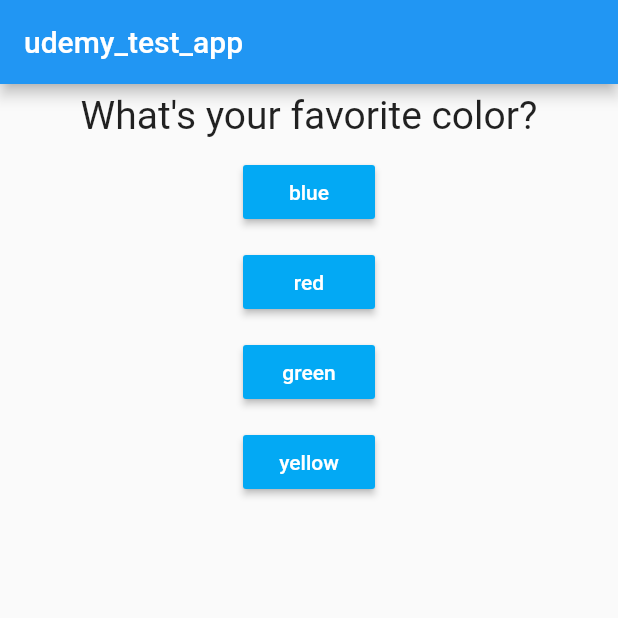
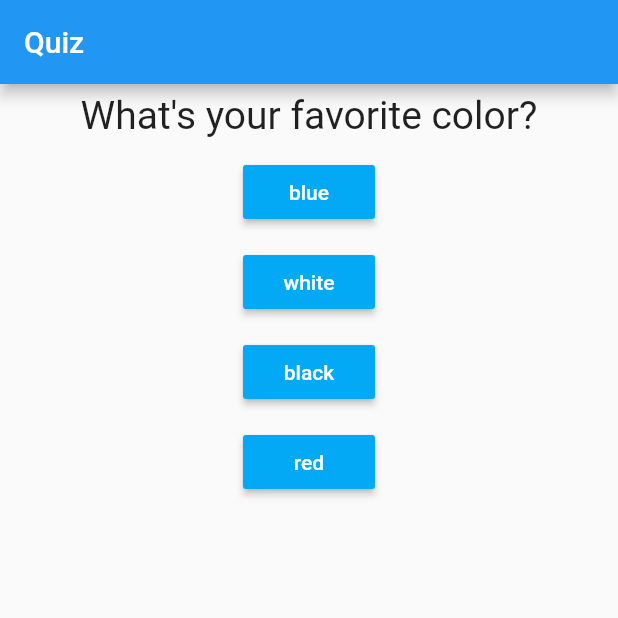
Before and after one commit to kira-on-git/udemy_test_app, a Flutter app: the screen it shows after launch, on a phone screen of 412 x 824 dp, the top half of it. Run offline on Flutter 3.47's test engine with Material 2 defaults, Android fonts, the phone set to English and light mode, and no system bars.

Commit message:
13 gettet in result.dart

```diff
--- a/lib/answer.dart
+++ b/lib/answer.dart
@@ -9,7 +9,6 @@ class Answer extends StatelessWidget {
   @override
   Widget build(BuildContext context) {
     return Container(
-      //width: double.infinity,
       margin: const EdgeInsets.only(top: 6.0, bottom: 6.0),
       // ignore: deprecated_member_use
       child: RaisedButton(
--- a/lib/main.dart
+++ b/lib/main.dart
@@ -1,5 +1,4 @@
 // ignore_for_file: deprecated_member_use
-
 import 'package:flutter/material.dart';
 import 'package:udemy_test_app/quiz.dart';
 import './quiz.dart';
@@ -17,28 +16,56 @@ class MyApp extends StatefulWidget {
 }
 
 class _MyAppState extends State<MyApp> {
-  //const MyApp({Key? key}) : super(key: key);
   final _questions = const [
     {
       'questionText': 'What\'s your favorite color?',
-      'answers': ['blue', 'red', 'green', 'yellow']
+      'answers': [
+        {'text': 'blue', 'score': 2},
+        {'text': 'white', 'score': 1},
+        {'text': 'black', 'score': 5},
+        {'text': 'red', 'score': 4}
+      ]
     },
     {
       'questionText': 'What\'s your favorite animal?',
-      'answers': ['pig', 'snake', 'lion', 'woolf']
+      'answers': [
+        {'text': 'pig', 'score': 2},
+        {'text': 'snake', 'score': 4},
+        {'text': 'lion', 'score': 3},
+        {'text': 'woolf', 'score': 1}
+      ]
     },
     {
       'questionText': 'What\'s your favorite season?',
-      'answers': ['winter', 'summer', 'autumn', 'spring']
+      'answers': [
+        {'text': 'winter', 'score': 3},
+        {'text': 'summer', 'score': 5},
+        {'text': 'autumn', 'score': 4},
+        {'text': 'spring', 'score': 2}
+      ]
     },
     {
       'questionText': 'What\'s your favorite time of day?',
-      'answers': ['morning', 'day', 'evening', 'night']
+      'answers': [
+        {'text': 'night', 'score': 5},
+        {'text': 'morning', 'score': 4},
+        {'text': 'day', 'score': 3},
+        {'text': 'evening', 'score': 2}
+      ]
     },
   ];
   var _questionIndex = 0;
+  var _totalScore = 0;
 
-  void _answerQuestion() {
+  void _resetQuiz() {
+    setState(() {
+      _questionIndex = 0;
+      _totalScore = 0;
+    });
+  }
+
+  void _answerQuestion(int score) {
+    _totalScore += score;
     setState(() {
       _questionIndex += 1;
     });
@@ -56,14 +83,14 @@ class _MyAppState extends State<MyApp> {
       debugShowCheckedModeBanner: false,
       home: Scaffold(
         appBar: AppBar(
-          title: const Text('udemy_test_app'),
+          title: const Text('Quiz'),
         ),
         body: _questionIndex < _questions.length
             ? Quiz(
                 answerQuestion: _answerQuestion,
                 questionIndex: _questionIndex,
                 questions: _questions)
-            : const Result(),
+            : Result(_totalScore),
       ),
     );
   }
--- a/lib/quiz.dart
+++ b/lib/quiz.dart
@@ -3,10 +3,9 @@ import './question.dart';
 import './answer.dart';
 
 class Quiz extends StatelessWidget {
-  //const Quiz({Key? key}) : super(key: key);
   final List<Map<String, Object>> questions;
   final int questionIndex;
-  final VoidCallback answerQuestion;
+  final Function answerQuestion;
   Quiz(
       {required this.questions,
       required this.questionIndex,
@@ -16,10 +15,14 @@ class Quiz extends StatelessWidget {
     return Column(
       //mainAxisAlignment: MainAxisAlignment.spaceEvenly,
       children: [
-        Question(questions[questionIndex]['questionText'] as String),
-        ...(questions[questionIndex]['answers'] as List<String>).map((answer) {
-          return Answer(answerQuestion, answer);
-        }).toList(),
+        Question(
+          questions[questionIndex]['questionText'] as String,
+        ),
+        ...(questions[questionIndex]['answers'] as List<Map<String, Object>>)
+            .map((answer) {
+          return Answer(
+              () => answerQuestion(answer['score']), answer['text'] as String);
+        }).toList()
       ],
     );
   }
```
Also changed, not shown: lib/result.dart (+22 -2 lines).
